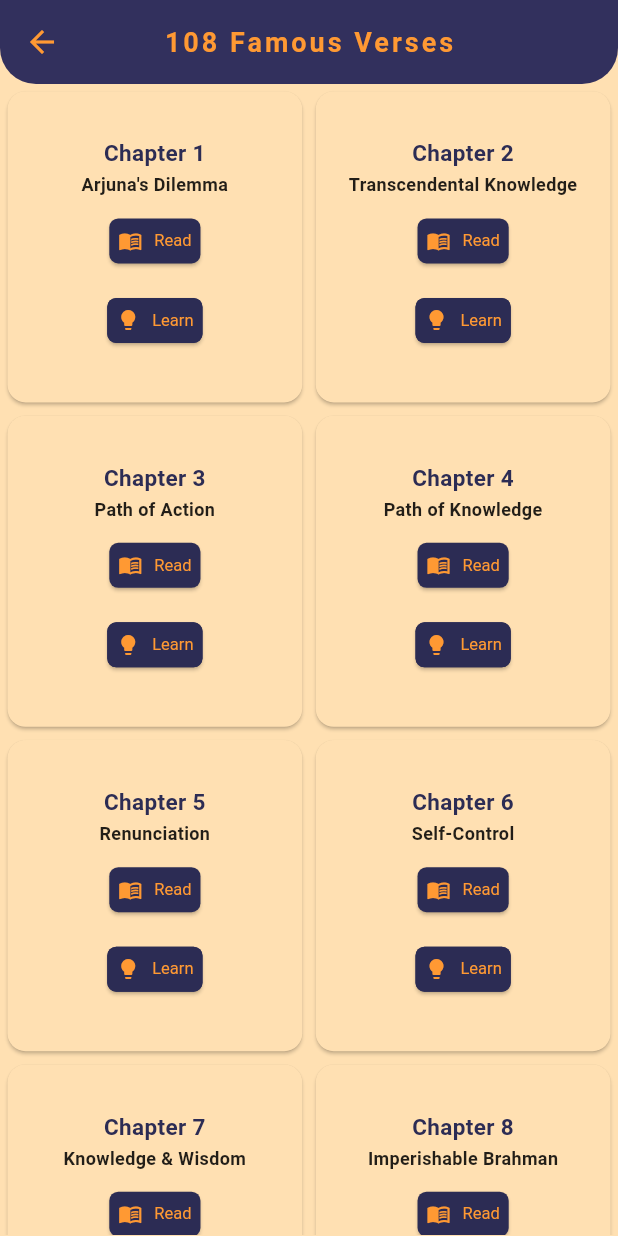
After one commit to ppsspp18/Sanskrit-Recitation-App, a Flutter app: the HomePage screen opened directly, after a tap on "108 Famous Verses", on a phone screen of 412 x 824 dp. The commit adds this screen. Run offline on Flutter 3.47's test engine with Material 3 defaults, Android fonts, the phone set to English and light mode, and no system bars; our stand-ins replace audioplayers, firebase_core, shared_preferences; accounts and stored records are empty.

Commit message:
added 108 verse

```diff
--- /dev/null
+++ b/lib/famousVerse/famousVerse_main_page.dart
@@ -0,0 +1,210 @@
+// this pages shown only the chapter which are have famous verses
+
+import 'package:flutter/material.dart';
+import 'package:sanskrit_racitatiion_project/famousVerse/famousVerse_chapter_page.dart';
+import 'package:provider/provider.dart';
+import 'package:sanskrit_racitatiion_project/theme/theme_provider.dart';
+
+
+class FamousVerseScreen extends StatefulWidget {
+  const FamousVerseScreen({super.key});
+
+  @override
+  State<FamousVerseScreen> createState() => _FamousVerseScreenState();
+}
+
+class _FamousVerseScreenState extends State<FamousVerseScreen> {
+  List<String> chapterIds = [];
+
+  late Color color1;
+  late Color color2;
+  late Color color3;
+
+  @override
+  void didChangeDependencies() {
+    super.didChangeDependencies();
+    final themeProvider = Provider.of<ThemeProvider>(context);
+    color1 = themeProvider.currentTheme.color1;
+    color2 = themeProvider.currentTheme.color2;
+    color3 = themeProvider.currentTheme.color3;
+  }
+
+  @override
+  void initState() {
+    super.initState();
+    _loadFamousVerseChapters();
+  }
+
+  Future<void> _loadFamousVerseChapters() async {
+    final famousChaptersData = [
+      "1.1", "2.7", "2.12", "2.13", "2.20", "2.22", "2.40", "2.41", "2.47", "2.62", "2.63", "2.64", "2.65", "2.66", "2.67", "2.68", "2.69", "2.70", "2.71", "2.72",
+      "3.3", "3.8", "3.9", "3.13", "3.16", "3.19", "3.21", "3.27", "3.35", "3.36", "3.37", "3.38", "3.39", "3.40", "3.41", "3.42", "3.43",
+      "4.3", "4.7", "4.8", "4.9", "4.11", "4.13", "4.18", "4.24", "4.34", "4.35", "4.39", "4.40",
+      "5.10", "5.18", "5.22", "5.29",
+      "6.5", "6.6", "6.17", "6.19", "6.23", "6.24", "6.25", "6.26", "6.35", "6.40", "6.44", "6.47",
+      "7.1", "7.3", "7.7", "7.14", "7.15", "7.16", "7.17", "7.19", "7.23", "7.24", "7.28",
+      "8.5", "8.6", "8.7", "8.14", "8.15", "8.22",
+      "9.2", "9.13", "9.14", "9.22", "9.23", "9.25", "9.26", "9.27", "9.30", "9.32", "9.34",
+      "10.8", "10.9", "10.10", "10.11", "10.20", "10.41", "10.42",
+      "11.54", "11.55",
+      "12.6", "12.8", "12.13", "12.14", "12.20",
+      "14.26", "14.27",
+      "15.6", "15.15", "15.17", "15.19",
+      "16.1", "16.2", "16.3", "16.24",
+      "17.28",
+      "18.5", "18.46", "18.54", "18.55", "18.58", "18.61", "18.62", "18.64", "18.65", "18.66", "18.68", "18.69", "18.78"
+    ];
+    final famousChapters = famousChaptersData
+        .map((entry) => entry.split('.').first)
+        .toSet()
+        .toList();
+
+    famousChapters.sort((a, b) => int.parse(a).compareTo(int.parse(b)));
+    setState(() {
+      chapterIds = famousChapters;
+    });
+  }
+
+  @override
+  Widget build(BuildContext context) {
+    return homePage(context);
+  }
+
+  Scaffold homePage(BuildContext context) {
+    return Scaffold(
+      appBar: AppBar(
+        title: Text(
+          '108 Famous Verses',
+          style: TextStyle(
+            fontWeight: FontWeight.bold,
+            fontSize: 18,
+            letterSpacing: 2,
+            color: color2,
+          ),
+        ),
+        backgroundColor: color1,
+        foregroundColor: color2,
+        elevation: 6,
+        centerTitle: true,
+        shape: const RoundedRectangleBorder(
+          borderRadius: BorderRadius.vertical(
+            bottom: Radius.circular(24),
+          ),
+        ),
+      ),
+      body: Padding(
+        padding: const EdgeInsets.all(1.0),
+        child: GridView.builder(
+          itemCount: chapterIds.length,
+          gridDelegate: const SliverGridDelegateWithFixedCrossAxisCount(
+            crossAxisCount: 2, // More rows
+            crossAxisSpacing: 1, // More space between
+            mainAxisSpacing: 1, // More space between rows
+            childAspectRatio: 0.95,
+          ),
+          itemBuilder: (context, index) {
+            final chapterId = chapterIds[index];
+            // Example context for each chapter
+            final chapterTitles = [
+              "Arjuna's Dilemma",
+              "Transcendental Knowledge",
+              "Path of Action",
+              "Path of Knowledge",
+              "Renunciation",
+              "Self-Control",
+              "Knowledge & Wisdom",
+              "Imperishable Brahman",
+              "Royal Knowledge",
+              "Divine Manifestation",
+              "Vision of the Universal Form",
+              "Devotion",
+              "Field & Knower",
+              "Three Gunas",
+              "Supreme Person",
+              "Divine & Demonic Natures",
+              "Threefold Faith",
+              "Liberation"
+            ];
+            final chapterTitle = chapterTitles.length > index ? chapterTitles[index] : "Chapter $chapterId";
+            return Card(
+
+              shape: RoundedRectangleBorder(borderRadius: BorderRadius.circular(12)),
+              color: color3,
+              child: Padding(
+                padding: const EdgeInsets.all(8.0),
+                child: Column(
+                  mainAxisAlignment: MainAxisAlignment.center, // Aligns text to the top
+                  crossAxisAlignment: CrossAxisAlignment.center, // Aligns text to the left
+                  children: [
+                    Text(
+                      'Chapter $chapterId',
+                      style: TextStyle(
+                        fontWeight: FontWeight.bold,
+                        fontSize: 15,
+                        color: color1,
+                      ),
+                      textAlign: TextAlign.center,
+                    ),
+                    const SizedBox(height: 2),
+                    Text(
+                      chapterTitle,
+                      textAlign: TextAlign.center,
+                      style: const TextStyle(
+                        fontSize: 12,
+                        fontWeight: FontWeight.bold,
+                        color: Colors.black87,
+                      ),
+                    ),
+                    const SizedBox(height: 5),
+                    Column(
+                      mainAxisAlignment: MainAxisAlignment.spaceEvenly,
+                      children: [
+                        ElevatedButton.icon(
+                          style: ElevatedButton.styleFrom(
+                            backgroundColor: color1,
+                            foregroundColor: color2,
+                            padding: const EdgeInsets.symmetric(horizontal: 6, vertical: 6),
+                            shape: RoundedRectangleBorder(borderRadius: BorderRadius.circular(6)),
+                            textStyle: const TextStyle(fontSize: 11),
+                            minimumSize: const Size(0, 30),
+                          ),
+                          icon: Icon(Icons.menu_book, size: 16, color: color2,),
+                          label: const Text('Read'),
+                          onPressed: () {
+                            Navigator.push(
+                              context,
+                              MaterialPageRoute(builder: (context) => FamousVerseChapterPage(chapterId: chapterId)),
+                            );
+                          },
+                        ),
+                        const SizedBox(height: 5),
+                        ElevatedButton.icon(
+                          style: ElevatedButton.styleFrom(
+                            backgroundColor: color1,
+                            foregroundColor: color2,
+                            side: BorderSide(color: color1),
+                            padding: const EdgeInsets.symmetric(horizontal: 6, vertical: 6),
+                            shape: RoundedRectangleBorder(borderRadius: BorderRadius.circular(6)),
+                            textStyle: const TextStyle(fontSize: 11),
+                            minimumSize: const Size(0, 30),
+                          ),
+                          icon:  Icon(Icons.lightbulb, size: 16, color: color2,),
+                          label: const Text('Learn'),
+                          onPressed: () {
+                            ScaffoldMessenger.of(context).showSnackBar(
+                              SnackBar(content: Text('Learn mode for Chapter $chapterId coming soon!')),
+                            );
+                          },
+                        ),
+                      ],
+                    ),
+                  ],
+                ),
+              ),
+            );
+          },
+        ),
+      ),
+    );
+  }
+}
--- a/lib/home.dart
+++ b/lib/home.dart
@@ -5,6 +5,7 @@ import 'package:sanskrit_racitatiion_project/search.dart';
 import 'package:sanskrit_racitatiion_project/bookmark_screen/book_mark.dart';
 import 'package:provider/provider.dart';
 import 'package:sanskrit_racitatiion_project/theme/theme_provider.dart';
+import 'package:sanskrit_racitatiion_project/famousVerse/famousVerse_main_page.dart';
 
 
 class HomePage extends StatefulWidget {
@@ -197,6 +198,38 @@ class _HomePageState extends State<HomePage> {
           },
         ),
       ),
+      bottomNavigationBar: BottomAppBar(
+        shape: const CircularNotchedRectangle(),
+        color: color3,
+        child: Padding(
+          padding: const EdgeInsets.all(2.0),
+          child: SizedBox(
+            height: 40,
+            width: double.infinity,
+            child: TextButton(
+              style: TextButton.styleFrom(
+                backgroundColor: color1,
+                foregroundColor: color2,
+                shape: RoundedRectangleBorder(
+                  borderRadius: BorderRadius.circular(10),
+                ),
+              ),
+              onPressed: () {
+                // Navigate to 108 famous verses screen
+                Navigator.push(
+                  context,
+                  MaterialPageRoute(builder: (context) => FamousVerseScreen()),
+                );
+              },
+              child: const Text(
+                '108 Famous Verses',
+                style: TextStyle(fontSize: 18),
+              ),
+            ),
+          ),
+        ),
+      ),
+
     );
   }
 }
```
Also changed, not shown: lib/famousVerse/famousVerse_chapter_page.dart (added, +182 -0 lines).
